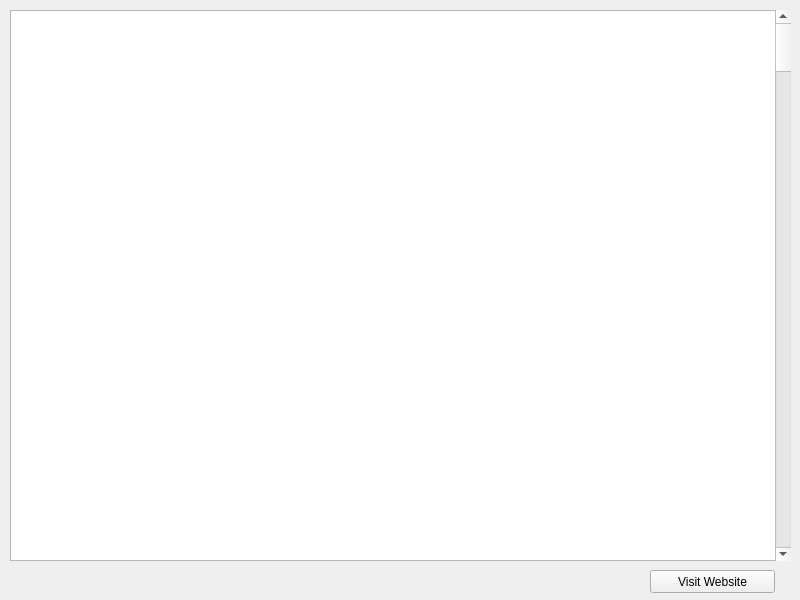
xiuqiho/ICT2202-Digifax, file UI/transactions.ui: the form before one commit.
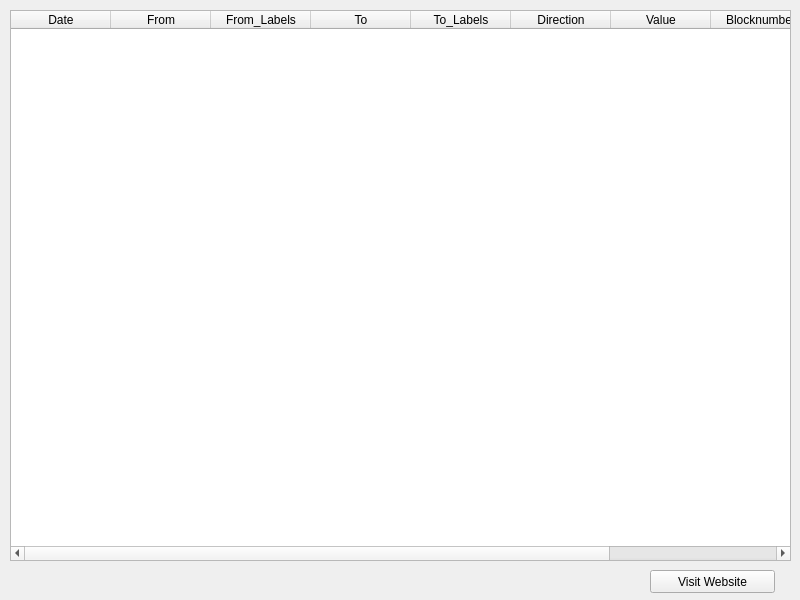
The form after the commit.

```diff
--- a/UI/transactions.ui
+++ b/UI/transactions.ui
@@ -14,25 +14,6 @@
    <string>MainWindow</string>
   </property>
   <widget class="QWidget" name="centralwidget">
-   <widget class="QTableView" name="transactionsTable">
-    <property name="geometry">
-     <rect>
-      <x>10</x>
-      <y>10</y>
-      <width>781</width>
-      <height>551</height>
-     </rect>
-    </property>
-    <property name="autoFillBackground">
-     <bool>true</bool>
-    </property>
-    <property name="showGrid">
-     <bool>true</bool>
-    </property>
-    <property name="sortingEnabled">
-     <bool>false</bool>
-    </property>
-   </widget>
    <widget class="QPushButton" name="websiteButton">
     <property name="geometry">
      <rect>
@@ -46,18 +27,60 @@
      <string>Visit Website</string>
     </property>
    </widget>
-   <widget class="QScrollBar" name="verticalScrollBar">
+   <widget class="QTableWidget" name="tableWidget">
     <property name="geometry">
      <rect>
-      <x>775</x>
+      <x>10</x>
       <y>10</y>
-      <width>16</width>
+      <width>781</width>
       <height>551</height>
      </rect>
     </property>
-    <property name="orientation">
-     <enum>Qt::Vertical</enum>
-    </property>
+    <column>
+     <property name="text">
+      <string>Date</string>
+     </property>
+    </column>
+    <column>
+     <property name="text">
+      <string>From</string>
+     </property>
+    </column>
+    <column>
+     <property name="text">
+      <string>From_Labels</string>
+     </property>
+    </column>
+    <column>
+     <property name="text">
+      <string>To</string>
+     </property>
+    </column>
+    <column>
+     <property name="text">
+      <string>To_Labels</string>
+     </property>
+    </column>
+    <column>
+     <property name="text">
+      <string>Direction</string>
+     </property>
+    </column>
+    <column>
+     <property name="text">
+      <string>Value</string>
+     </property>
+    </column>
+    <column>
+     <property name="text">
+      <string>Blocknumber</string>
+     </property>
+    </column>
+    <column>
+     <property name="text">
+      <string>Hash</string>
+     </property>
+    </column>
    </widget>
   </widget>
  </widget>
```
Left out of the diff: 2 changed lines with no effect on the pictures. Lines whose indentation alone changed are shown as unchanged.
